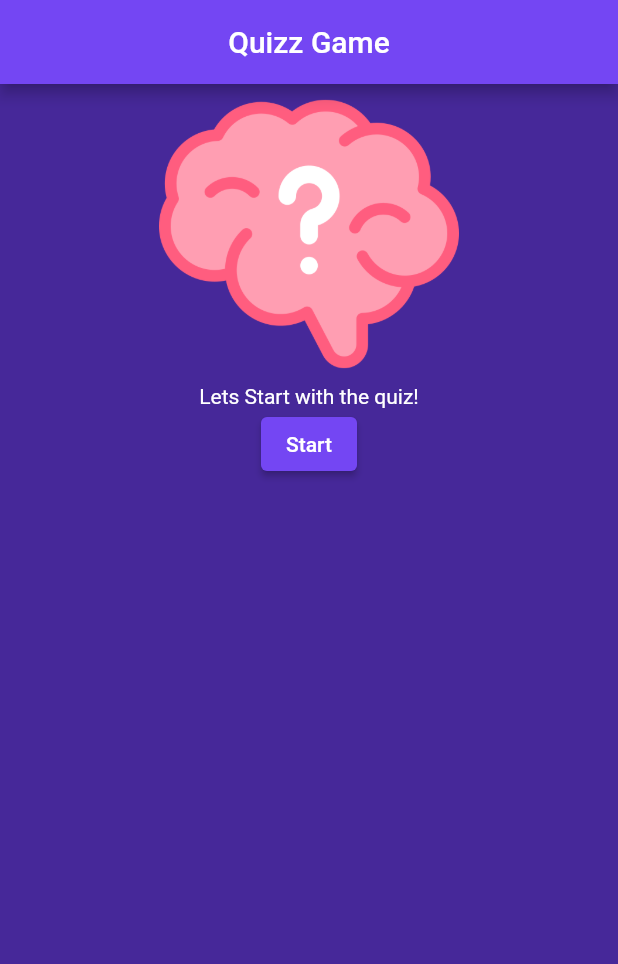
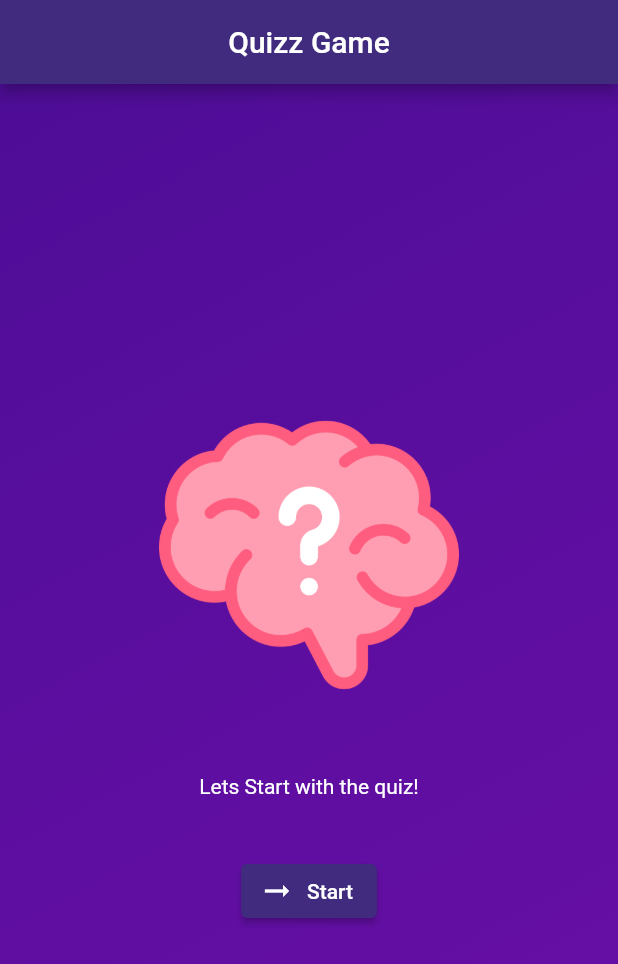
Before and after one commit to dilpreet-is-technophile/Flutter-Dart-The-Complete-Guide-Maximilian, a Flutter app: the screen it shows after launch, on a phone screen of 412 x 824 dp. Shown: the top 964 px of the screen. Run offline on Flutter 3.47's test engine with Material 2 defaults, Android fonts, the phone set to English and light mode, and no system bars.

Commit message:
#quiz_game - new pages added for the quiz game and changed a little widget structure

```diff
--- a/quizz_game/lib/homePage.dart
+++ b/quizz_game/lib/homePage.dart
@@ -5,38 +5,40 @@ class HomePage extends StatelessWidget {
 
   @override
   Widget build(BuildContext context) {
-    return Scaffold(
-      appBar: AppBar(
-        title: const Text("Quizz Game"),
-        centerTitle: true,
-        backgroundColor: const Color.fromARGB(255, 116, 70, 243),
-      ),
-      body: Container(
-        alignment: Alignment.center,
-        width: double.infinity,
-        color: const Color.fromARGB(255, 70, 40, 153),
-        child: Column(
+    return Column(
+      mainAxisAlignment: MainAxisAlignment.center,
       children: [
-            Image.asset(
+        Container(
+          padding: const EdgeInsets.all(8.0),
+          child: Image.asset(
             "assets/images/brain.png",
             height: 200,
             width: 200,
           ),
-            const Text(
+        ),
+        const SizedBox(
+          height: 30,
+        ),
+        Container(
+          padding: const EdgeInsets.all(8.0),
+          child: const Text(
             "Lets Start with the quiz!",
             style: TextStyle(color: Colors.white),
           ),
-            ElevatedButton(
+        ),
+        const SizedBox(
+          height: 30,
+        ),
+        ElevatedButton.icon(
+          icon: const Icon(Icons.arrow_right_alt),
           onPressed: () {},
           style: ElevatedButton.styleFrom(
-                backgroundColor: const Color.fromARGB(255, 116, 70, 243),
+            backgroundColor: const Color.fromARGB(255, 65, 43, 126),
             foregroundColor: Colors.white,
           ),
-              child: const Text("Start"),
+          label: const Text("Start"),
         ),
       ],
-        ),
-      ),
     );
   }
 }
--- a/quizz_game/lib/main.dart
+++ b/quizz_game/lib/main.dart
@@ -1,15 +1,6 @@
 import 'package:flutter/material.dart';
-import 'homePage.dart';
+import 'quiz.dart';
 
 void main() {
-  runApp(const MyApp());
+  runApp(const Quiz());
 }
-
-class MyApp extends StatelessWidget {
-  const MyApp({super.key});
-
-  @override
-  Widget build(BuildContext context) {
-    return const MaterialApp(home: HomePage());
-  }
-}
--- /dev/null
+++ b/quizz_game/lib/questions.dart
@@ -0,0 +1,15 @@
+import 'package:flutter/material.dart';
+
+class QuestionsScreen extends StatefulWidget {
+  const QuestionsScreen({super.key});
+
+  @override
+  State<QuestionsScreen> createState() => _QuestionsScreenState();
+}
+
+class _QuestionsScreenState extends State<QuestionsScreen> {
+  @override
+  Widget build(BuildContext context) {
+    return const Text("Questions screen");
+  }
+}
--- /dev/null
+++ b/quizz_game/lib/quiz.dart
@@ -0,0 +1,49 @@
+import 'package:flutter/material.dart';
+import 'package:quizz_game/questions.dart';
+import 'homePage.dart';
+
+class Quiz extends StatefulWidget {
+  const Quiz({super.key});
+
+  @override
+  State<Quiz> createState() => _QuizState();
+}
+
+class _QuizState extends State<Quiz> {
+  Widget activeScreen = const HomePage();
+
+  void switchScreen() {
+    setState(() {
+      activeScreen = const QuestionsScreen();
+    });
+  }
+
+  @override
+  Widget build(BuildContext context) {
+    return MaterialApp(
+      home: Scaffold(
+        appBar: AppBar(
+          title: const Text("Quizz Game"),
+          centerTitle: true,
+          backgroundColor: Color.fromARGB(255, 65, 43, 126),
+        ),
+        body: Container(
+          // alignment: Alignment.center,
+          width: double.infinity,
+          height: double.infinity,
+          decoration: const BoxDecoration(
+            gradient: LinearGradient(
+              colors: [
+                Color.fromARGB(255, 78, 13, 151),
+                Color.fromARGB(255, 107, 15, 168),
+              ],
+              begin: Alignment.topLeft,
+              end: Alignment.bottomRight,
+            ),
+          ),
+          child: activeScreen,
+        ),
+      ),
+    );
+  }
+}
```
Lines whose indentation alone changed are shown as unchanged.
